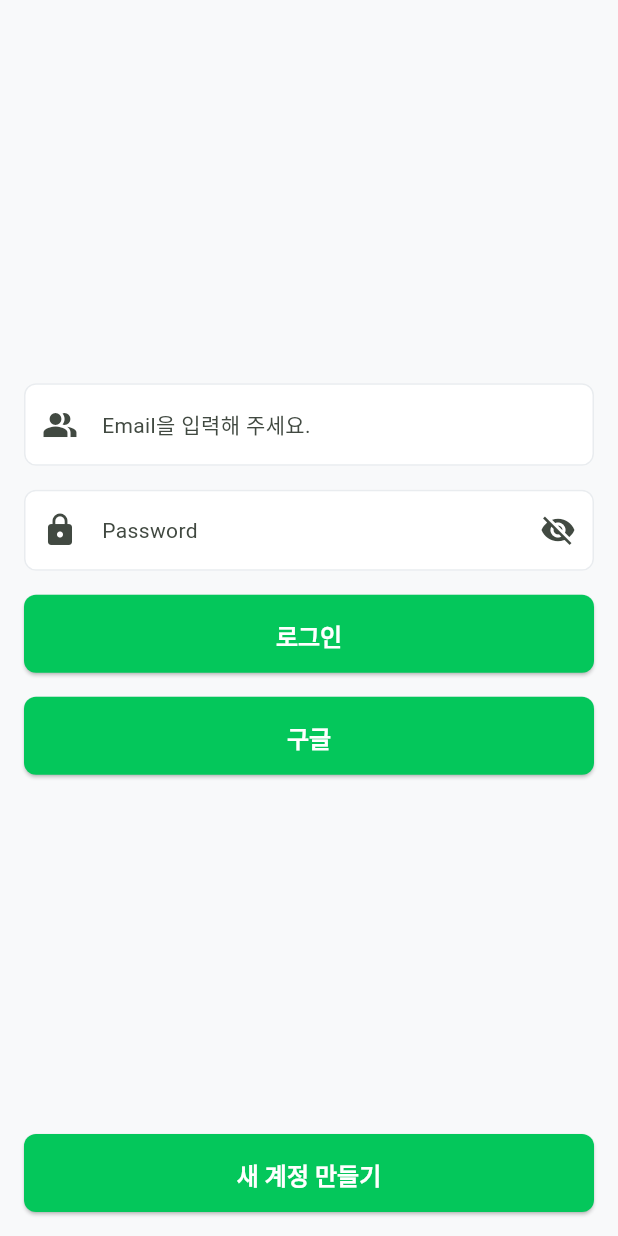
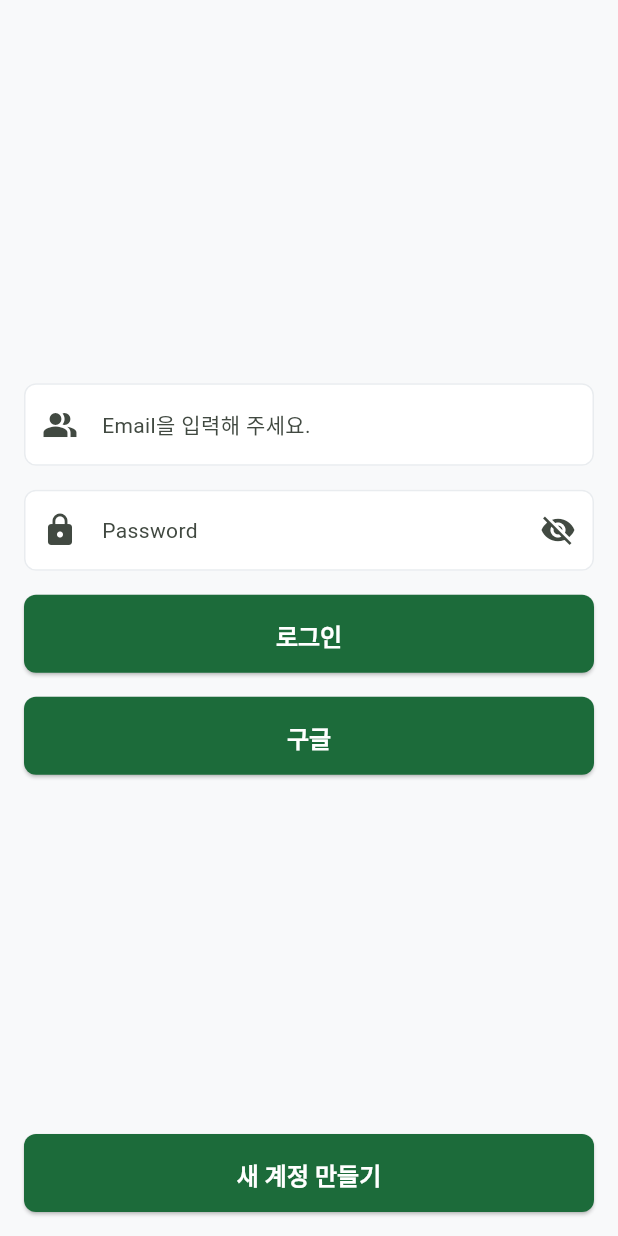
Before and after one commit to joseph-seph88/FlutterJoseph88, a Flutter app: the screen it shows after launch, on a phone screen of 412 x 824 dp. Run offline on Flutter 3.47's test engine with Material 3 defaults, Android fonts, the phone set to English and light mode, and no system bars; our stand-ins replace cloud_firestore, firebase_auth, firebase_core, firebase_storage, flutter_riverpod, geocoding and 3 more; missing offline and left inert: flutter_google_places_sdk, flutter_naver_map, geoflutterfire_plus; accounts and stored records are empty; generated files the repository leaves out were written again.

Commit message:
fixed. primary color change

```diff
--- a/lib/core/theme/app_theme.dart
+++ b/lib/core/theme/app_theme.dart
@@ -1,7 +1,7 @@
 import 'package:flutter/material.dart';
 
 abstract class AppColors {
-  static const primary = Color(0xFF04c75b);
+  static const primary = Color(0xFF1c6b3a);
   static const background = Color(0xFFF8F9FA);
   static const surface = Colors.white;
   static const text = Color(0xFF212529);
```
